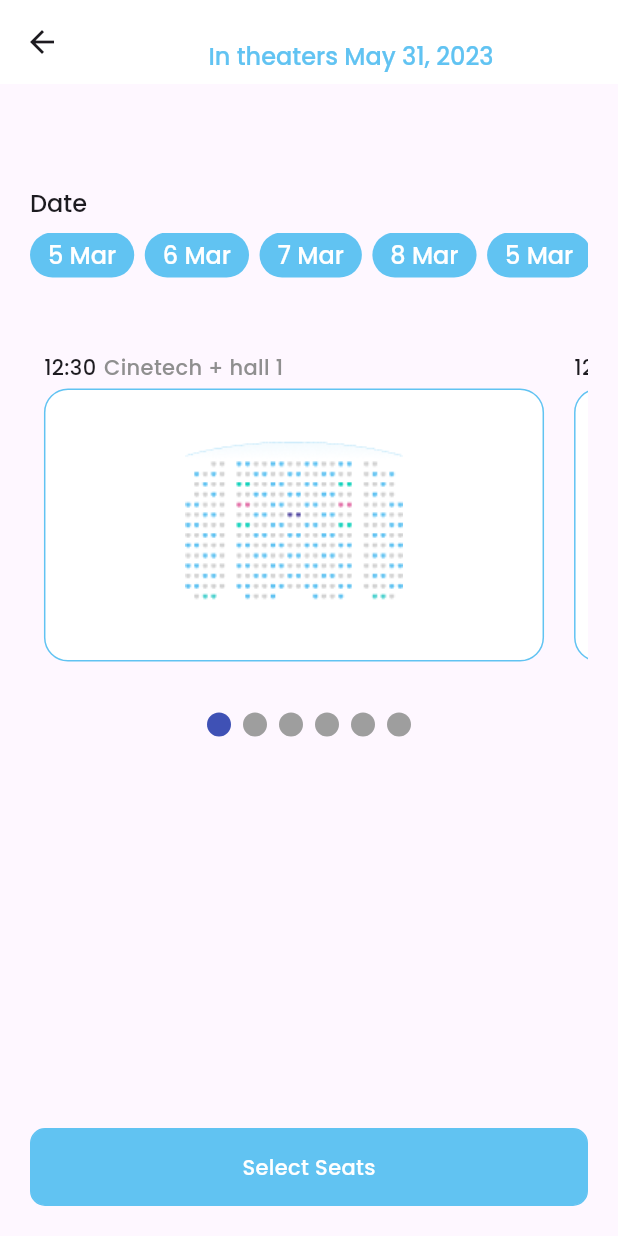
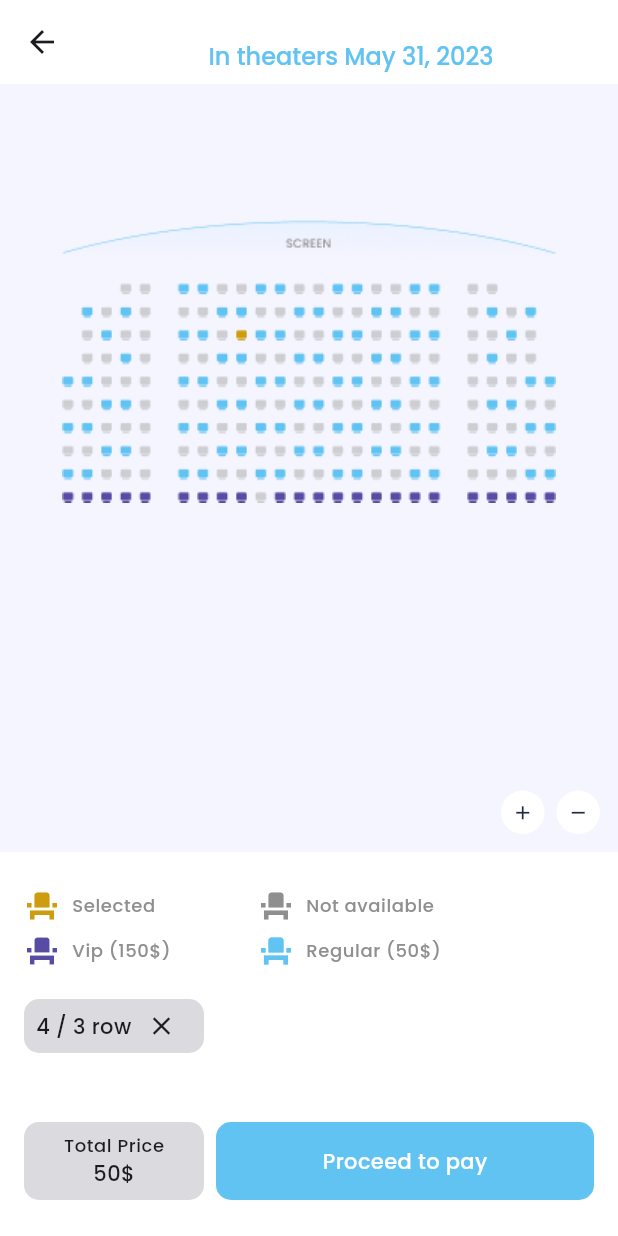
Before and after one commit to abdusman2014/movie_app, a Flutter app: the SeatSelectionScreen screen opened directly with empty values, on a phone screen of 412 x 824 dp. Run offline on Flutter 3.47's test engine with Material 2 defaults, Android fonts, the phone set to English and light mode, and no system bars; drawn by our look-alikes of smooth_page_indicator; our stand-ins replace dartz, dio, floor, freezed_annotation, get, lottie and 2 more; accounts and stored records are empty; generated files the repository leaves out were written again; network calls fail.

Commit message:
feat: advence UI

```diff
--- a/lib/Presentation/View/Screens/seat_selection_screen.dart
+++ b/lib/Presentation/View/Screens/hall_selection_screen.dart
@@ -1,32 +1,33 @@
 import 'package:flutter/material.dart';
+import 'package:get/get.dart';
 import 'package:intl/intl.dart';
+import 'package:movie_app/Presentation/View/Screens/seat_selection_seat.dart';
 import 'package:movie_app/Presentation/View/Widgets/app_button.dart';
 import 'package:movie_app/Presentation/View/Widgets/app_space_component.dart';
 import 'package:movie_app/app/Config/app_colors.dart';
 import 'package:smooth_page_indicator/smooth_page_indicator.dart';
 
-class SeatSelectionScreen extends StatefulWidget {
- const SeatSelectionScreen(
+class HallSelectionScreen extends StatefulWidget {
+  const HallSelectionScreen(
       {super.key, required this.movieDate, required this.movieTitle});
   final String movieTitle;
   final DateTime movieDate;
 
-
   @override
-  State<SeatSelectionScreen> createState() => _SeatSelectionScreenState();
+  State<HallSelectionScreen> createState() => _HallSelectionScreenState();
 }
 
-class _SeatSelectionScreenState extends State<SeatSelectionScreen> {
+class _HallSelectionScreenState extends State<HallSelectionScreen> {
   final controller = PageController(viewportFraction: 0.95, keepPage: true);
   static const List<String> dates = [
     "5 Mar",
     "6 Mar",
     "7 Mar",
     "8 Mar",
-    "5 Mar",
-    "6 Mar",
-    "7 Mar",
-    "8 Mar"
+    "9 Mar",
+    "10 Mar",
+    "11 Mar",
+    "12 Mar"
   ];
   static const List<String> cenimaHalls = [
     "Cinetech + hall 1",
@@ -36,7 +37,20 @@ class _SeatSelectionScreenState extends State<SeatSelectionScreen> {
     "Cinetech + hall 5",
     "Cinetech + hall 6",
   ];
+  static String selectedDate = dates[0];
+  static String selectedHall = cenimaHalls[0];
+  int idx = 0;
+  onSelectDate(String date) {
+    setState(() {
+      selectedDate = date;
+    });
+  }
 
+  void onSelectHall(String hall) {
+    setState(() {
+      selectedHall = hall;
+    });
+  }
 
   final pages = List.generate(
       6,
@@ -58,12 +72,18 @@ class _SeatSelectionScreenState extends State<SeatSelectionScreen> {
                     ),
                   ],
                 ),
-                Container(
+                GestureDetector(
+                  onTap: () {
+                    //onSelectHall(cenimaHalls[index]);
+                  },
+                  child: Container(
                     decoration: BoxDecoration(
                       borderRadius: BorderRadius.circular(16),
                       color: const Color(AppColors.white),
-                    border:
-                        Border.all(color: const Color(AppColors.buttonColor)),
+                      border: Border.all(
+                          color: Color((selectedHall == cenimaHalls[index])
+                              ? AppColors.buttonColor
+                              : AppColors.lightGrey)),
                     ),
                     margin: const EdgeInsets.only(
                       right: 20,
@@ -75,7 +95,7 @@ class _SeatSelectionScreenState extends State<SeatSelectionScreen> {
                           child: Image.asset("assets/images/hall_image.png")),
                     ),
                   ),
-
+                ),
               ],
             ),
           ));
@@ -116,26 +136,33 @@ class _SeatSelectionScreenState extends State<SeatSelectionScreen> {
               style: Theme.of(context).textTheme.displayMedium,
             ),
             const AppSpaceComponent(),
-            Container(
+            SizedBox(
               height: 30,
               child: ListView(
                 scrollDirection: Axis.horizontal,
                 children: dates.map((date) {
-                  return Container(
+                  return GestureDetector(
+                    onTap: () {
+                      onSelectDate(date);
+                    },
+                    child: Container(
                       padding: const EdgeInsets.only(
                           top: 6, bottom: 6, left: 12, right: 12),
                       margin: const EdgeInsets.only(right: 7),
                       //color: Color(AppColors.genresColor[3]),
                       decoration: BoxDecoration(
                         borderRadius: BorderRadius.circular(20),
-                      color: const Color(AppColors.buttonColor),
+                        color: Color((selectedDate == date)
+                            ? AppColors.buttonColor
+                            : AppColors.searchBarColor),
                       ),
                       child: Text(
                         date,
-                      style: Theme.of(context)
-                          .textTheme
-                          .displayMedium!
-                          .apply(color: const Color(AppColors.white)),
+                        style: Theme.of(context).textTheme.displayMedium!.apply(
+                            color: Color((selectedDate == date)
+                                ? AppColors.white
+                                : AppColors.black)),
+                      ),
                     ),
                   );
                 }).toList(),
@@ -162,7 +189,16 @@ class _SeatSelectionScreenState extends State<SeatSelectionScreen> {
               ),
             ),
             Flexible(child: Container()),
-            AppButton(text: "Select Seats", onPress: (){},width: MediaQuery.of(context).size.width,),
+            AppButton(
+              text: "Select Seats",
+              onPress: () {
+                print("press");
+                Get.to(SeatSelectionScreen(
+                    movieDate: widget.movieDate,
+                    movieTitle: widget.movieTitle));
+              },
+              width: MediaQuery.of(context).size.width,
+            ),
           ],
         ),
       ),
--- a/lib/Presentation/View/Screens/movie_detail_screen.dart
+++ b/lib/Presentation/View/Screens/movie_detail_screen.dart
@@ -4,7 +4,7 @@ import 'package:flutter/material.dart';
 import 'package:get/get.dart';
 import 'package:intl/intl.dart';
 import 'package:movie_app/Presentation/Controller/movie_controller.dart';
-import 'package:movie_app/Presentation/View/Screens/seat_selection_screen.dart';
+import 'package:movie_app/Presentation/View/Screens/hall_selection_screen.dart';
 import 'package:movie_app/Presentation/View/Screens/trailer_screen.dart';
 import 'package:movie_app/Presentation/View/Widgets/app_button.dart';
 import 'package:movie_app/Presentation/View/Widgets/app_space_component.dart';
@@ -125,7 +125,7 @@ class PortraitComponent extends StatelessWidget {
                             AppButton(
                               text: "Get Tickets",
                               onPress: () {
-                                Get.to(SeatSelectionScreen(
+                                Get.to(HallSelectionScreen(
                                     movieTitle: movie.title,
                                     movieDate: releaseDate));
                               },
@@ -276,7 +276,11 @@ class LandscapeComponent extends StatelessWidget {
                               children: [
                                 AppButton(
                                   text: "Get Tickets",
-                                  onPress: () {},
+                                  onPress: () {
+                                    Get.to(HallSelectionScreen(
+                                    movieTitle: movie.title,
+                                    movieDate: releaseDate));
+                                  },
                                   width: MediaQuery.of(context).size.width / 4 -
                                       50,
                                 ),
--- /dev/null
+++ b/lib/Presentation/View/Screens/seat_selection_seat.dart
@@ -0,0 +1,220 @@
+import 'package:flutter/material.dart';
+import 'package:intl/intl.dart';
+import 'package:movie_app/Presentation/View/Widgets/app_button.dart';
+import 'package:movie_app/Presentation/View/Widgets/app_space_component.dart';
+
+import '../../../app/Config/app_colors.dart';
+
+class SeatSelectionScreen extends StatelessWidget {
+  const SeatSelectionScreen(
+      {super.key, required this.movieDate, required this.movieTitle});
+  final String movieTitle;
+  final DateTime movieDate;
+
+  @override
+  Widget build(BuildContext context) {
+    return Scaffold(
+      appBar: AppBar(
+        backgroundColor: Colors.white,
+        title: Center(
+          child: Column(
+            children: [
+              Text(
+                movieTitle,
+                style: Theme.of(context).textTheme.displayMedium,
+              ),
+              Text(
+                "In theaters ${DateFormat.yMMMd().format(movieDate)}",
+                style: Theme.of(context)
+                    .textTheme
+                    .displayMedium!
+                    .apply(color: const Color(AppColors.buttonColor)),
+              ),
+            ],
+          ),
+        ),
+      ),
+      body: Column(
+        children: [
+          Flexible(
+            flex: 4,
+            fit: FlexFit.tight,
+            child: Container(
+              padding: const EdgeInsets.all(12),
+              color: const Color(AppColors.backGround),
+              child: Column(
+                children: [
+                  const AppSpaceComponent(
+                    height: 60,
+                  ),
+                  Image.asset("assets/images/seat_image.png", width: 400),
+                  Flexible(child: Container()),
+                  Row(
+                    mainAxisAlignment: MainAxisAlignment.end,
+                    children: [
+                      Container(
+                        height: 29,
+                        width: 29,
+                        margin: const EdgeInsets.only(right: 8),
+                        decoration: BoxDecoration(
+                          color: const Color(AppColors.white),
+                          borderRadius: BorderRadius.circular(20),
+                        ),
+                        child: const Icon(
+                          Icons.add,
+                          color: Color(AppColors.black),
+                          size: 15,
+                        ),
+                      ),
+                      Container(
+                        height: 29,
+                        width: 29,
+                        decoration: BoxDecoration(
+                          color: const Color(AppColors.white),
+                          borderRadius: BorderRadius.circular(20),
+                        ),
+                        child: const Icon(
+                          Icons.remove,
+                          color: Color(AppColors.black),
+                          size: 15,
+                        ),
+                      )
+                    ],
+                  ),
+                ],
+              ),
+            ),
+          ),
+          Flexible(
+            flex: 2,
+            fit: FlexFit.tight,
+            child: Container(
+              //height: 400,
+              width: MediaQuery.of(context).size.width,
+              padding: const EdgeInsets.symmetric(horizontal: 16, vertical: 24),
+              color: const Color(AppColors.white),
+              child: Column(
+                crossAxisAlignment: CrossAxisAlignment.start,
+                children: [
+                  const Wrap(
+                    runSpacing: 6, //add vertical spacing between components
+                    children: [
+                      SeatStatusComponent(
+                        color: AppColors.golden,
+                        text: "Selected",
+                      ),
+                      SeatStatusComponent(
+                        color: AppColors.grey,
+                        text: "Not available",
+                      ),
+                      SeatStatusComponent(
+                        color: AppColors.pruple,
+                        text: "Vip (150\$)",
+                      ),
+                      SeatStatusComponent(
+                        color: AppColors.buttonColor,
+                        text: "Regular (50\$)",
+                      ),
+                    ],
+                  ),
+                  const AppSpaceComponent(
+                    height: 20,
+                  ),
+                  Container(
+                      width: 120,
+                      padding: const EdgeInsets.all(8),
+                      decoration: BoxDecoration(
+                        color: const Color(AppColors.lightGrey),
+                        borderRadius: BorderRadius.circular(10),
+                      ),
+                      child: Row(
+                        children: [
+                          Text(
+                            "4 / 3 row",
+                            style: Theme.of(context).textTheme.bodyMedium,
+                          ),
+                          const SizedBox(
+                            width: 10,
+                          ),
+                          const Icon(
+                            Icons.close,
+                            size: 20,
+                          )
+                        ],
+                      )),
+                  Expanded(child: Container()),
+                  Row(
+                    children: [
+                      Container(
+                        width: 120,
+                        margin: const EdgeInsets.only(right: 8),
+                        padding: const EdgeInsets.all(8),
+                        decoration: BoxDecoration(
+                          color: const Color(AppColors.lightGrey),
+                          borderRadius: BorderRadius.circular(10),
+                        ),
+                        child: Column(
+                          children: [
+                            Text(
+                              "Total Price",
+                              style: Theme.of(context).textTheme.bodySmall,
+                            ),
+                            const SizedBox(
+                              width: 10,
+                            ),
+                            Text(
+                              "50\$",
+                              style: Theme.of(context).textTheme.bodyMedium,
+                            ),
+                          ],
+                        ),
+                      ),
+                      Expanded(
+                        child: AppButton(
+                          text: "Proceed to pay",
+                          onPress: () {},
+                        ),
+                      ),
+                    ],
+                  ),
+                ],
+              ),
+            ),
+          ),
+        ],
+      ),
+    );
+  }
+}
+
+class SeatStatusComponent extends StatelessWidget {
+  const SeatStatusComponent(
+      {super.key, required this.color, required this.text});
+  final int color;
+  final String text;
+
+  @override
+  Widget build(BuildContext context) {
+    return Container(
+      width: MediaQuery.of(context).size.width / 2 - 50,
+      child: Row(
+        children: [
+          Container(
+            margin: const EdgeInsets.only(right: 8),
+            child: Icon(
+              Icons.event_seat,
+              color: Color(color),
+            ),
+          ),
+          Text(
+            text,
+            style: Theme.of(context)
+                .textTheme
+                .bodySmall!
+                .apply(color: const Color(AppColors.grey)),
+          )
+        ],
+      ),
+    );
+  }
+}
--- a/lib/app/Config/app_colors.dart
+++ b/lib/app/Config/app_colors.dart
@@ -15,4 +15,7 @@ class AppColors {
   static const grey = 0xff8F8F8F;
   static const searchBarColor = 0xffF2F2F6;
   static const golden = 0xffCD9D0F;
+  static const black = 0xff202C43;
+  static const pruple = 0xff564CA3;
+  static const backGround = 0xfff5f5ff;
 }
--- a/pubspec.yaml
+++ b/pubspec.yaml
@@ -81,6 +81,7 @@ flutter:
     - assets/images/mock_backdrop.jpeg
     - assets/images/hall_image.png
     - assets/images/loading.jpeg
+    - assets/images/seat_image.png
 
   # An image asset can refer to one or more resolution-specific "variants", see
   # https://flutter.dev/assets-and-images/#resolution-aware
```
Also changed, not shown: assets/images/seat_image.png (added). Lines whose indentation alone changed are shown as unchanged.
